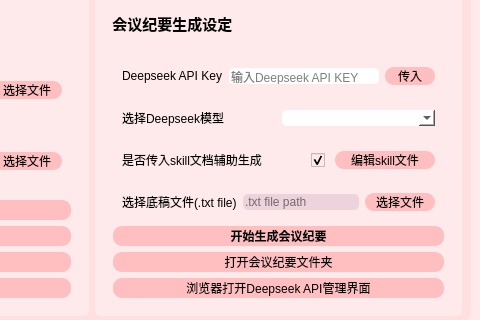
Above: src/gui/ui_main.ui from Kitazaki-Hinata/AfterTalk before the change; both pictures show x 670 to 1150 and y 90 to 410 of the 1150 by 750 pixel window. Below: the same form after it.
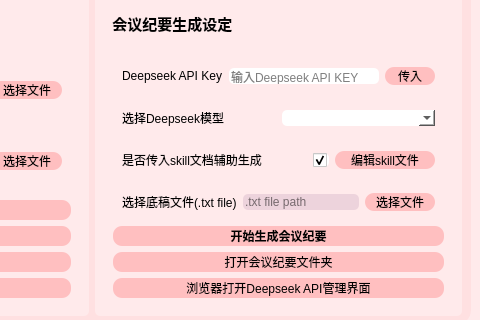
That is the form after the change.

The edit to the form file:
```diff
--- a/src/gui/ui_main.ui
+++ b/src/gui/ui_main.ui
@@ -639,12 +639,27 @@
                 </item>
                 <item>
                  <widget class="QCheckBox" name="skill_checkbox">
+                  <property name="sizePolicy">
+                   <sizepolicy hsizetype="Minimum" vsizetype="Fixed">
+                    <horstretch>0</horstretch>
+                    <verstretch>0</verstretch>
+                   </sizepolicy>
+                  </property>
+                  <property name="minimumSize">
+                   <size>
+                    <width>0</width>
+                    <height>0</height>
+                   </size>
+                  </property>
                   <property name="maximumSize">
                    <size>
-                    <width>18</width>
+                    <width>16</width>
                     <height>16777215</height>
                    </size>
                   </property>
+                  <property name="styleSheet">
+                   <string notr="true">background:white; color: black</string>
+                  </property>
                   <property name="text">
                    <string/>
                   </property>
```
